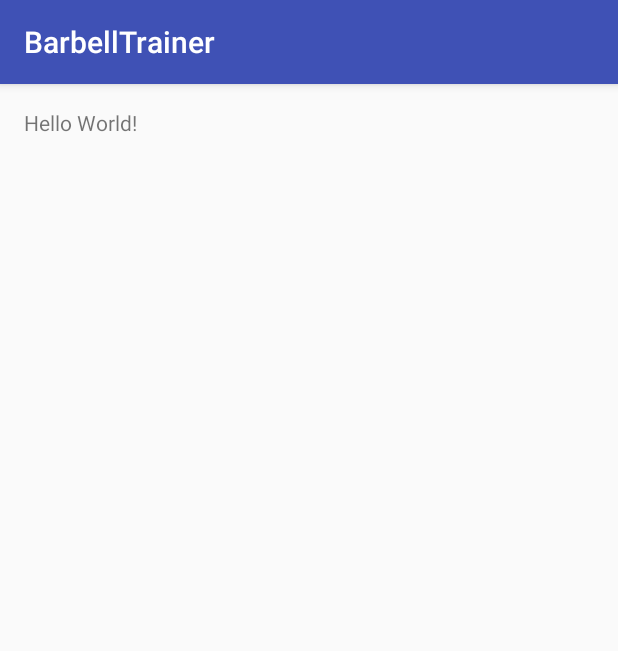
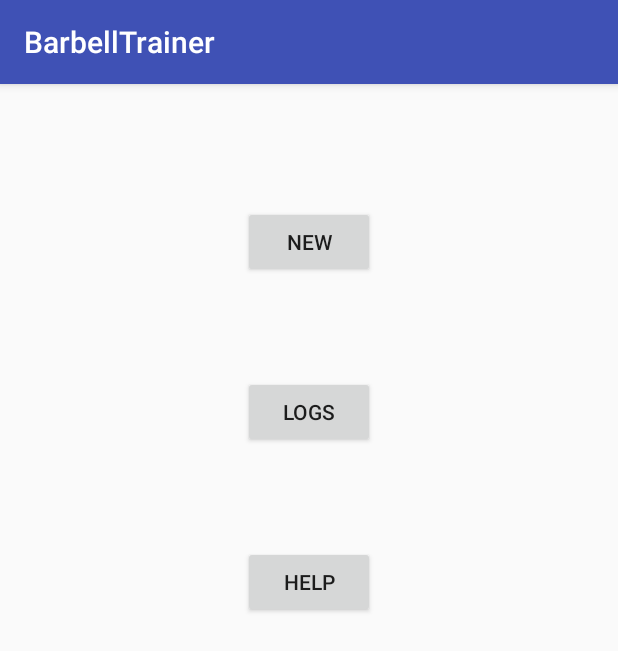
Before and after one commit to lchong2/BarbellTrainer, an Android app: the screen it shows after launch (MainActivity), on a phone screen of 412 x 824 dp. Shown: the top 651 px of the screen. Run offline under Robolectric (Android 15) with nearby library versions, the phone set to English and light mode, and no system bars.

Commit message:
Main Menu and glitchy graph

```diff
--- a/app/src/main/AndroidManifest.xml
+++ b/app/src/main/AndroidManifest.xml
@@ -15,6 +15,7 @@
                 <category android:name="android.intent.category.LAUNCHER" />
             </intent-filter>
         </activity>
+        <activity android:name=".New"></activity>
     </application>
 
 </manifest>
--- a/app/src/main/java/sdp/barbelltrainer/MainActivity.java
+++ b/app/src/main/java/sdp/barbelltrainer/MainActivity.java
@@ -1,16 +1,36 @@
 package sdp.barbelltrainer;
+
 
 import android.support.v7.app.AppCompatActivity;
 import android.os.Bundle;
+
+// New import files
+import android.content.Intent;
+import android.view.View;
+import android.widget.Button;
+
 import com.github.mikephil.charting.charts.LineChart;
 
 public class MainActivity extends AppCompatActivity {
 
-    private LineChart linechart;
+    private Button new_button;
 
     @Override
     protected void onCreate(Bundle savedInstanceState) {
         super.onCreate(savedInstanceState);
         setContentView(R.layout.activity_main);
+
+
+        // Listener for "New" button
+        new_button = (Button)findViewById(R.id.new_button);
+        new_button.setOnClickListener(new View.OnClickListener() {
+            @Override
+            public void onClick(View v) {
+                // Start New.java
+                Intent i = new Intent(MainActivity.this, New.class);
+                startActivity(i);
+            }
+        });
+
     }
 }
--- a/app/src/main/res/layout/activity_main.xml
+++ b/app/src/main/res/layout/activity_main.xml
@@ -10,8 +10,33 @@
     android:paddingTop="@dimen/activity_vertical_margin"
     tools:context="sdp.barbelltrainer.MainActivity">
 
-    <TextView
+
+    <Button
+        android:text="@string/new_button"
         android:layout_width="wrap_content"
         android:layout_height="wrap_content"
-        android:text="Hello World!" />
+        android:layout_alignParentTop="true"
+        android:layout_centerHorizontal="true"
+        android:layout_marginTop="65dp"
+        android:id="@+id/new_button" />
+
+    <Button
+        android:text="@string/log_button"
+        android:layout_width="wrap_content"
+        android:layout_height="wrap_content"
+        android:layout_below="@+id/new_button"
+        android:layout_alignLeft="@+id/new_button"
+        android:layout_alignStart="@+id/new_button"
+        android:layout_marginTop="65dp"
+        android:id="@+id/log_button" />
+
+    <Button
+        android:text="@string/help_button"
+        android:layout_width="wrap_content"
+        android:layout_height="wrap_content"
+        android:layout_below="@+id/log_button"
+        android:layout_alignLeft="@+id/log_button"
+        android:layout_alignStart="@+id/log_button"
+        android:layout_marginTop="65dp"
+        android:id="@+id/Help_Button" />
 </RelativeLayout>
--- a/app/src/main/res/values/strings.xml
+++ b/app/src/main/res/values/strings.xml
@@ -1,3 +1,6 @@
 <resources>
     <string name="app_name">BarbellTrainer</string>
+    <string name="new_button">New</string>
+    <string name="log_button">Logs</string>
+    <string name="help_button">Help</string>
 </resources>
```
Also changed, not shown: app/src/main/java/sdp/barbelltrainer/New.java (added, +55 -0 lines), app/src/main/res/layout/activity_new.xml (added, +21 -0 lines).
